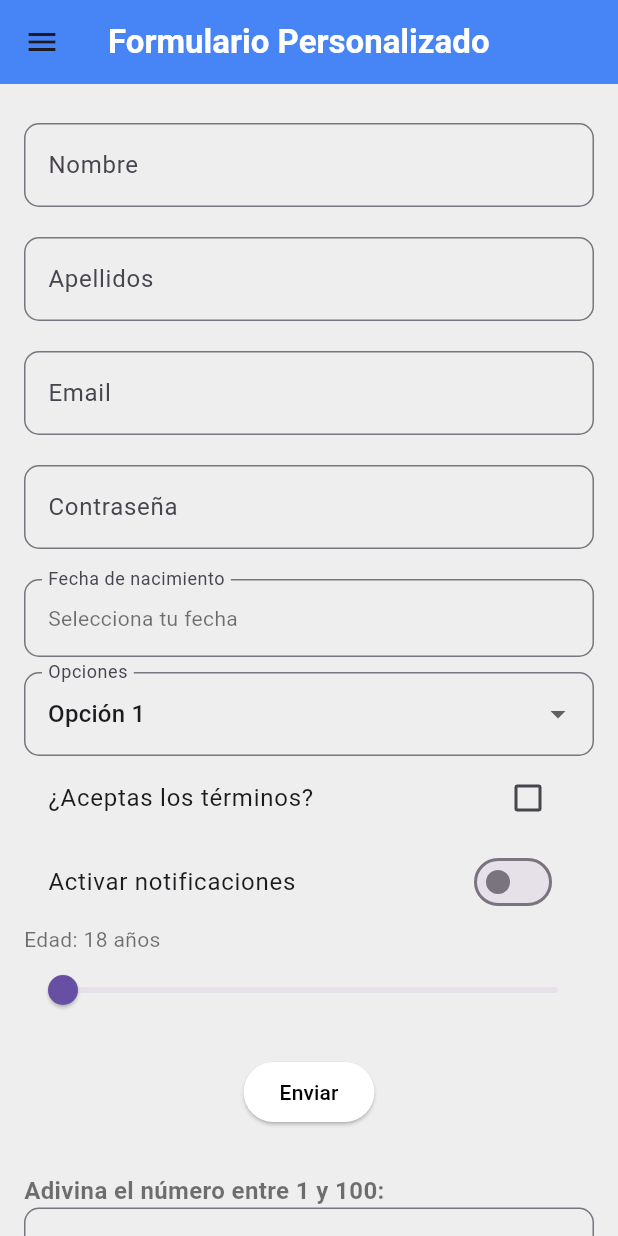
After one commit to Paablo2005/Programacion_Multimedia, a Flutter app: the FormulariosNoDual screen opened by its route, on a phone screen of 412 x 824 dp. The commit adds this screen. Run offline on Flutter 3.47's test engine with Material 3 defaults, Android fonts, the light colour scheme and no system bars; our stand-ins replace google_fonts.

Commit message:
entrega formularios

```diff
--- a/t1_act1_pabloamores/lib/routes/app_routes.dart
+++ b/t1_act1_pabloamores/lib/routes/app_routes.dart
@@ -18,6 +18,7 @@ class AppRoutes {
   static const String storyCircle = '/story_circle';
   static const String gameInstructions = '/game_instructions';
   static const String sieteYMedia = '/siete_y_media';
+  static const String formulariosNoDual = '/formularios_no_duales';
 
   static final Map<String, WidgetBuilder> routes = {
     clicksCount: (context) => const MiContador(),
@@ -34,5 +35,6 @@ class AppRoutes {
     instagram: (context) => const Instagram(),
     gameInstructions: (context) => const GameInstructions(),
     sieteYMedia: (context) => const SieteYMediaScreen(),
+    formulariosNoDual: (context) => const FormulariosNoDual(),
   };
 }
--- a/t1_act1_pabloamores/lib/screens/drawer.dart
+++ b/t1_act1_pabloamores/lib/screens/drawer.dart
@@ -90,6 +90,12 @@ class MyDrawer extends StatelessWidget {
               Navigator.pushNamed(context, AppRoutes.sieteYMedia);
             },
           ),
+          ListTile(
+            title: const Text('Pantalla 11: Formularios (No duales)'),
+            onTap: () {
+              Navigator.pushNamed(context, AppRoutes.formulariosNoDual);
+            },
+          ),
         ],
       ),
     );
--- /dev/null
+++ b/t1_act1_pabloamores/lib/screens/formularios_no_duales_screen.dart
@@ -0,0 +1,336 @@
+import 'package:flutter/material.dart';
+import 'package:t1_act1_pabloamores/screens/screens.dart';
+
+class FormulariosNoDual extends StatefulWidget {
+  const FormulariosNoDual({super.key});
+
+  @override
+  // ignore: library_private_types_in_public_api
+  _FormulariosNoDualState createState() => _FormulariosNoDualState();
+}
+
+class _FormulariosNoDualState extends State<FormulariosNoDual> {
+  final _formKey = GlobalKey<FormState>();
+  // ignore: unused_field
+  String _nombre = '';
+  // ignore: unused_field
+  String _apellidos = '';
+  // ignore: unused_field
+  String _email = '';
+  // ignore: unused_field
+  String _password = '';
+  DateTime? _fechaNacimiento;
+  String _opcionSeleccionada = 'Opción 1';
+  bool _switchActivado = false;
+  bool _checkboxValor = false;
+  double _edad = 18;
+
+  // Adivina el número
+  final _numeroController = TextEditingController();
+  int _numeroCorrecto = 42; // Número que hay que adivinar
+  String _mensajeAdivinanza = '';
+
+  @override
+  Widget build(BuildContext context) {
+    return Scaffold(
+      appBar: AppBar(title: const Text('Formulario Personalizado')),
+      drawer: const MyDrawer(),
+      body: SingleChildScrollView(
+        padding: const EdgeInsets.all(16.0),
+        child: Form(
+          key: _formKey,
+          child: Column(
+            children: [
+              // Formulario existente
+              _crearCampoTexto(
+                label: 'Nombre',
+                hint: 'Introduce tu nombre',
+                onChanged: (valor) => _nombre = valor,
+                validator: (valor) => valor!.isEmpty ? 'Campo requerido' : null,
+                textCapitalization: TextCapitalization.words,
+              ),
+              _crearCampoTexto(
+                label: 'Apellidos',
+                hint: 'Introduce tus apellidos',
+                onChanged: (valor) => _apellidos = valor,
+                validator: (valor) => valor!.isEmpty ? 'Campo requerido' : null,
+                textCapitalization: TextCapitalization.words,
+              ),
+              _crearCampoTexto(
+                label: 'Email',
+                hint: 'correo@dominio.com',
+                onChanged: (valor) => _email = valor,
+                validator: (valor) {
+                  final regex = RegExp(r'^[^@]+@[^@]+\.[^@]+$');
+                  if (valor!.isEmpty) {
+                    return 'Campo requerido';
+                  } else if (!regex.hasMatch(valor)) {
+                    return 'Introduce un email válido';
+                  }
+                  return null;
+                },
+                keyboardType: TextInputType.emailAddress,
+              ),
+              _crearCampoTexto(
+                label: 'Contraseña',
+                hint: 'Introduce tu contraseña',
+                onChanged: (valor) => _password = valor,
+                validator: (valor) => valor!.isEmpty ? 'Campo requerido' : null,
+                obscureText: true,
+              ),
+              _crearCampoFecha(context),
+              _crearDropdown(),
+              _crearCheckbox(),
+              _crearSwitch(),
+              _crearSlider(),
+              const SizedBox(height: 20),
+              ElevatedButton(
+                onPressed: () {
+                  if (_formKey.currentState!.validate()) {
+                    ScaffoldMessenger.of(context).showSnackBar(
+                      const SnackBar(content: Text('Formulario enviado')),
+                    );
+                  }
+                },
+                child: const Text('Enviar'),
+              ),
+              const SizedBox(height: 20),
+              // Formulario para adivinar el número
+              _crearCampoNumero(),
+              // Botón para actualizar el número
+              ElevatedButton(
+                onPressed: _actualizarNumero,
+                child: const Text('Actualizar número'),
+              ),
+              const SizedBox(height: 20),
+            ],
+          ),
+        ),
+      ),
+    );
+  }
+
+  // Formulario de adivinar el número
+  Widget _crearCampoNumero() {
+    return Padding(
+      padding: const EdgeInsets.symmetric(vertical: 10.0),
+      child: Column(
+        crossAxisAlignment: CrossAxisAlignment.start,
+        children: [
+          const Text(
+            'Adivina el número entre 1 y 100:',
+            style: TextStyle(fontSize: 16, fontWeight: FontWeight.bold),
+          ),
+          TextFormField(
+            controller: _numeroController,
+            keyboardType: TextInputType.number,
+            decoration: InputDecoration(
+              labelText: 'Número',
+              hintText: 'Introduce un número',
+              border: OutlineInputBorder(
+                borderRadius: BorderRadius.circular(10.0),
+              ),
+            ),
+            onChanged: (valor) {
+              setState(() {
+                _mensajeAdivinanza = ''; // Reset mensaje al escribir
+              });
+            },
+            validator: (valor) {
+              // No es obligatorio, solo validamos si se ingresa un número
+              if (valor!.isNotEmpty && int.tryParse(valor) == null) {
+                return 'Por favor, ingresa un número válido.';
+              }
+              return null;
+            },
+          ),
+          const SizedBox(height: 10),
+          ElevatedButton(
+            onPressed: _validarNumero,
+            child: const Text('Validar número'),
+          ),
+          if (_mensajeAdivinanza.isNotEmpty)
+            Padding(
+              padding: const EdgeInsets.only(top: 10),
+              child: Text(
+                _mensajeAdivinanza,
+                style: TextStyle(
+                  color: _mensajeAdivinanza.contains('¡Correcto!')
+                      ? Colors.green
+                      : Colors.red,
+                  fontSize: 16,
+                ),
+              ),
+            ),
+        ],
+      ),
+    );
+  }
+
+  void _validarNumero() {
+    final numeroIngresado = int.tryParse(_numeroController.text);
+    if (numeroIngresado == null) {
+      setState(() {
+        _mensajeAdivinanza = 'Por favor, ingresa un número válido.';
+      });
+    } else if (numeroIngresado < _numeroCorrecto) {
+      setState(() {
+        _mensajeAdivinanza = 'El número es mayor. ¡Inténtalo de nuevo!';
+      });
+    } else if (numeroIngresado > _numeroCorrecto) {
+      setState(() {
+        _mensajeAdivinanza = 'El número es menor. ¡Inténtalo de nuevo!';
+      });
+    } else {
+      setState(() {
+        _mensajeAdivinanza = '¡Correcto! Has adivinado el número.';
+        _mostrarDialogoGanador();
+      });
+    }
+  }
+
+  // Mostrar un diálogo cuando el número es correcto
+  void _mostrarDialogoGanador() {
+    showDialog(
+      context: context,
+      builder: (context) {
+        return AlertDialog(
+          title: const Text('¡Felicidades!'),
+          content: const Text('Has adivinado el número correctamente.'),
+          actions: [
+            TextButton(
+              onPressed: () {
+                Navigator.of(context).pop();
+                _numeroController.clear();
+              },
+              child: const Text('Aceptar'),
+            ),
+          ],
+        );
+      },
+    );
+  }
+
+  // Función para actualizar el número aleatorio
+  void _actualizarNumero() {
+    setState(() {
+      _numeroCorrecto =
+          (1 + (100 * (DateTime.now().millisecondsSinceEpoch % 1000) / 1000))
+              .toInt();
+      _mensajeAdivinanza = 'Número actualizado.';
+    });
+  }
+
+  // Métodos del formulario existente (campo de texto, fecha, dropdown, etc.)
+  Widget _crearCampoTexto({
+    required String label,
+    required String hint,
+    required Function(String) onChanged,
+    String? Function(String?)? validator,
+    TextCapitalization textCapitalization = TextCapitalization.none,
+    TextInputType keyboardType = TextInputType.text,
+    bool obscureText = false,
+  }) {
+    return Padding(
+      padding: const EdgeInsets.symmetric(vertical: 10.0),
+      child: TextFormField(
+        onChanged: onChanged,
+        validator: validator,
+        textCapitalization: textCapitalization,
+        keyboardType: keyboardType,
+        obscureText: obscureText,
+        decoration: InputDecoration(
+          labelText: label,
+          hintText: hint,
+          border: OutlineInputBorder(
+            borderRadius: BorderRadius.circular(10.0),
+          ),
+        ),
+      ),
+    );
+  }
+
+  Widget _crearCampoFecha(BuildContext context) {
+    return Padding(
+      padding: const EdgeInsets.symmetric(vertical: 10.0),
+      child: InkWell(
+        onTap: () async {
+          final fechaSeleccionada = await showDatePicker(
+            context: context,
+            initialDate: DateTime.now(),
+            firstDate: DateTime(1900),
+            lastDate: DateTime.now(),
+          );
+          setState(() {
+            _fechaNacimiento = fechaSeleccionada;
+          });
+        },
+        child: InputDecorator(
+          decoration: InputDecoration(
+            labelText: 'Fecha de nacimiento',
+            border: OutlineInputBorder(
+              borderRadius: BorderRadius.circular(10.0),
+            ),
+          ),
+          child: Text(
+            _fechaNacimiento == null
+                ? 'Selecciona tu fecha'
+                : _fechaNacimiento!.toLocal().toString().split(' ')[0],
+          ),
+        ),
+      ),
+    );
+  }
+
+  Widget _crearDropdown() {
+    return DropdownButtonFormField<String>(
+      value: _opcionSeleccionada,
+      onChanged: (valor) => setState(() => _opcionSeleccionada = valor!),
+      items: ['Opción 1', 'Opción 2', 'Opción 3']
+          .map((e) => DropdownMenuItem(
+                value: e,
+                child: Text(e),
+              ))
+          .toList(),
+      decoration: InputDecoration(
+        labelText: 'Opciones',
+        border: OutlineInputBorder(
+          borderRadius: BorderRadius.circular(10.0),
+        ),
+      ),
+    );
+  }
+
+  Widget _crearCheckbox() {
+    return CheckboxListTile(
+      title: const Text('¿Aceptas los términos?'),
+      value: _checkboxValor,
+      onChanged: (valor) => setState(() => _checkboxValor = valor!),
+    );
+  }
+
+  Widget _crearSwitch() {
+    return SwitchListTile(
+      title: const Text('Activar notificaciones'),
+      value: _switchActivado,
+      onChanged: (valor) => setState(() => _switchActivado = valor),
+    );
+  }
+
+  Widget _crearSlider() {
+    return Column(
+      crossAxisAlignment: CrossAxisAlignment.start,
+      children: [
+        Text('Edad: ${_edad.toInt()} años'),
+        Slider(
+          value: _edad,
+          min: 18,
+          max: 99,
+          divisions: 81,
+          label: '${_edad.toInt()}',
+          onChanged: (valor) => setState(() => _edad = valor),
+        ),
+      ],
+    );
+  }
+}
--- a/t1_act1_pabloamores/lib/screens/screens.dart
+++ b/t1_act1_pabloamores/lib/screens/screens.dart
@@ -16,3 +16,4 @@ export './instagram/widgets/stat_column.dart'; // Widget de columna con estadís
 export './instagram/widgets/story_circle.dart'; // Widget para mostrar historias en un círculo en Instagram
 export 'package:t1_act1_pabloamores/screens/videogame/game_instructions.dart'; // Pantalla con instrucciones para el juego
 export 'package:t1_act1_pabloamores/screens/siete_y_media/siete_y_media_screen.dart'; // Pantalla para el juego de las siete y media
+export './formularios_no_duales_screen.dart'; // Pantalla del ejercicio no dual de formularios
```
